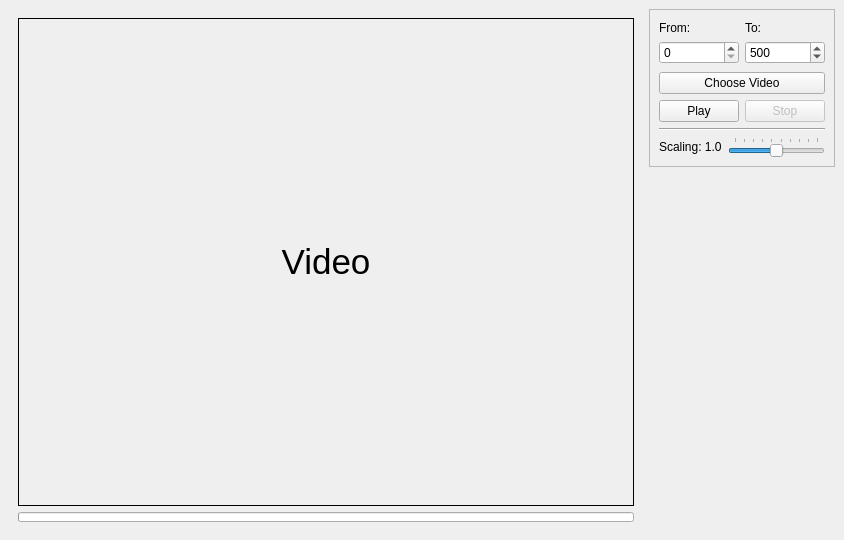
This is gui/thermography_gui.ui in cdeldon/thermography as Qt 5 draws it before an edit. The edited form follows.
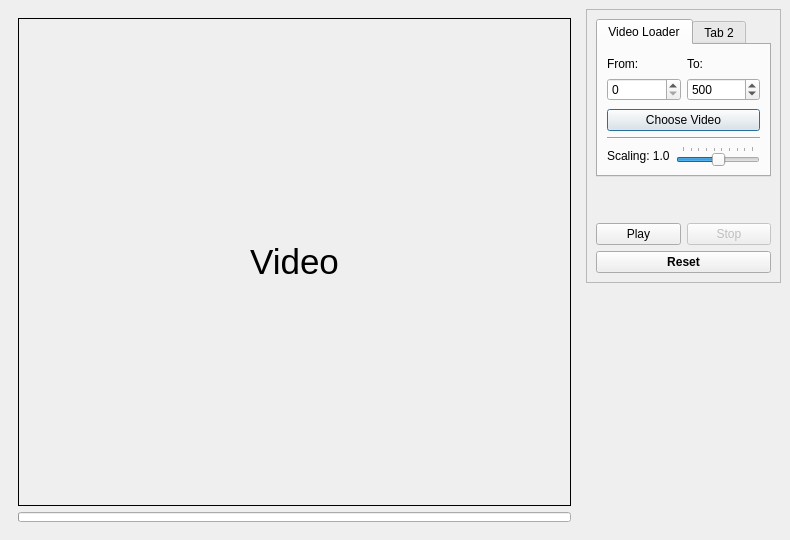
This is the edited form. Icons and pictures are not drawn.

Commit message: fixed alignment play-stop buttons

```diff
--- a/gui/thermography_gui.ui
+++ b/gui/thermography_gui.ui
@@ -6,12 +6,12 @@
    <rect>
     <x>0</x>
     <y>0</y>
-    <width>844</width>
+    <width>790</width>
     <height>540</height>
    </rect>
   </property>
   <property name="sizePolicy">
-   <sizepolicy hsizetype="Preferred" vsizetype="Preferred">
+   <sizepolicy hsizetype="Preferred" vsizetype="Fixed">
     <horstretch>0</horstretch>
     <verstretch>0</verstretch>
    </sizepolicy>
@@ -143,17 +143,11 @@
     <item alignment="Qt::AlignTop">
      <widget class="QFrame" name="tools_panel">
       <property name="sizePolicy">
-       <sizepolicy hsizetype="Fixed" vsizetype="Fixed">
+       <sizepolicy hsizetype="Fixed" vsizetype="Expanding">
         <horstretch>0</horstretch>
         <verstretch>0</verstretch>
        </sizepolicy>
       </property>
-      <property name="minimumSize">
-       <size>
-        <width>0</width>
-        <height>0</height>
-       </size>
-      </property>
       <property name="frameShape">
        <enum>QFrame::StyledPanel</enum>
       </property>
@@ -162,6 +156,22 @@
       </property>
       <layout class="QVBoxLayout" name="verticalLayout_2">
        <item>
+        <widget class="QTabWidget" name="tab_widget">
+         <property name="sizePolicy">
+          <sizepolicy hsizetype="Fixed" vsizetype="Fixed">
+           <horstretch>0</horstretch>
+           <verstretch>0</verstretch>
+          </sizepolicy>
+         </property>
+         <property name="currentIndex">
+          <number>0</number>
+         </property>
+         <widget class="QWidget" name="video_tab">
+          <attribute name="title">
+           <string>Video Loader</string>
+          </attribute>
+          <layout class="QVBoxLayout" name="verticalLayout">
+           <item>
         <layout class="QGridLayout" name="video_index_panel">
          <property name="topMargin">
           <number>2</number>
@@ -228,47 +238,14 @@
          <property name="checkable">
           <bool>false</bool>
          </property>
+             <property name="default">
+              <bool>true</bool>
+             </property>
          <property name="flat">
           <bool>false</bool>
          </property>
         </widget>
        </item>
-       <item>
-        <layout class="QHBoxLayout" name="play_stop_buttons_panel">
-         <property name="topMargin">
-          <number>0</number>
-         </property>
-         <property name="bottomMargin">
-          <number>0</number>
-         </property>
-         <item>
-          <widget class="QPushButton" name="play_video_button">
-           <property name="text">
-            <string>Play</string>
-           </property>
-           <property name="checkable">
-            <bool>false</bool>
-           </property>
-          </widget>
-         </item>
-         <item>
-          <widget class="QPushButton" name="stop_video_button">
-           <property name="enabled">
-            <bool>false</bool>
-           </property>
-           <property name="text">
-            <string>Stop</string>
-           </property>
-           <property name="checkable">
-            <bool>false</bool>
-           </property>
-           <property name="checked">
-            <bool>false</bool>
-           </property>
-          </widget>
-         </item>
-        </layout>
-       </item>
        <item>
         <widget class="Line" name="line">
          <property name="orientation">
@@ -319,6 +296,103 @@
            </property>
            <property name="tickInterval">
             <number>2</number>
+               </property>
+              </widget>
+             </item>
+            </layout>
+           </item>
+          </layout>
+         </widget>
+         <widget class="QWidget" name="tab_2">
+          <attribute name="title">
+           <string>Tab 2</string>
+          </attribute>
+         </widget>
+        </widget>
+       </item>
+       <item>
+        <spacer name="verticalSpacer">
+         <property name="orientation">
+          <enum>Qt::Vertical</enum>
+         </property>
+         <property name="sizeType">
+          <enum>QSizePolicy::MinimumExpanding</enum>
+         </property>
+         <property name="sizeHint" stdset="0">
+          <size>
+           <width>20</width>
+           <height>40</height>
+          </size>
+         </property>
+        </spacer>
+       </item>
+       <item>
+        <layout class="QVBoxLayout" name="play_stop_panel">
+         <property name="topMargin">
+          <number>0</number>
+         </property>
+         <property name="bottomMargin">
+          <number>0</number>
+         </property>
+         <item>
+          <layout class="QHBoxLayout" name="play_stop_buttons_panel">
+           <property name="topMargin">
+            <number>0</number>
+           </property>
+           <property name="bottomMargin">
+            <number>0</number>
+           </property>
+           <item>
+            <widget class="QPushButton" name="play_video_button">
+             <property name="text">
+              <string>Play</string>
+             </property>
+             <property name="checkable">
+              <bool>false</bool>
+             </property>
+            </widget>
+           </item>
+           <item>
+            <widget class="QPushButton" name="stop_video_button">
+             <property name="enabled">
+              <bool>false</bool>
+             </property>
+             <property name="text">
+              <string>Stop</string>
+             </property>
+             <property name="checkable">
+              <bool>false</bool>
+             </property>
+             <property name="checked">
+              <bool>false</bool>
+             </property>
+            </widget>
+           </item>
+          </layout>
+         </item>
+         <item>
+          <widget class="QPushButton" name="reset_button">
+           <property name="font">
+            <font>
+             <weight>75</weight>
+             <italic>false</italic>
+             <bold>true</bold>
+            </font>
+           </property>
+           <property name="autoFillBackground">
+            <bool>false</bool>
+           </property>
+           <property name="text">
+            <string>Reset</string>
+           </property>
+           <property name="autoDefault">
+            <bool>false</bool>
+           </property>
+           <property name="default">
+            <bool>false</bool>
+           </property>
+           <property name="flat">
+            <bool>false</bool>
            </property>
           </widget>
          </item>
```
Left out of the diff: 2 changed lines with no effect on the pictures. Lines whose indentation alone changed are shown as unchanged. The commit also changes 2 other files.
